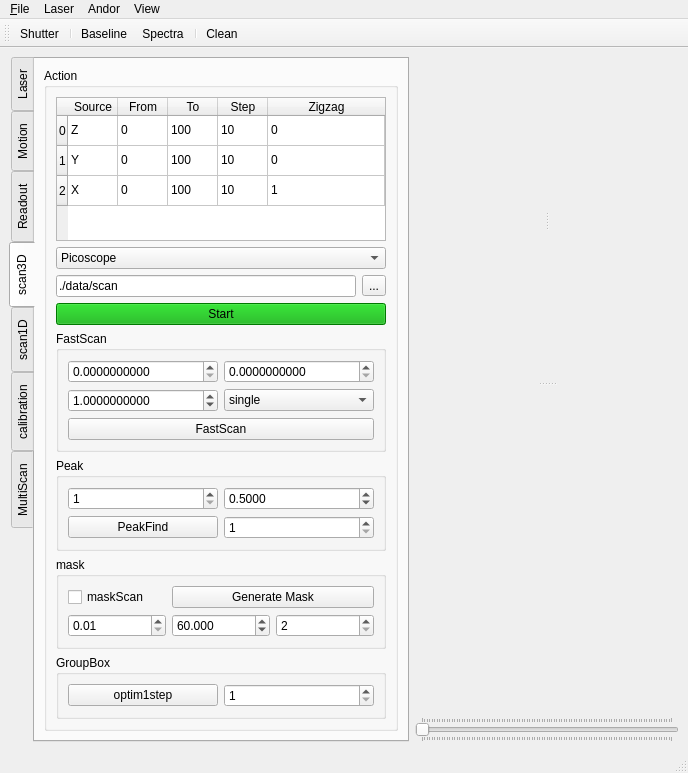
Before: the Qt Designer form microV.ui in xkronosua/microV, drawn with Qt 5.
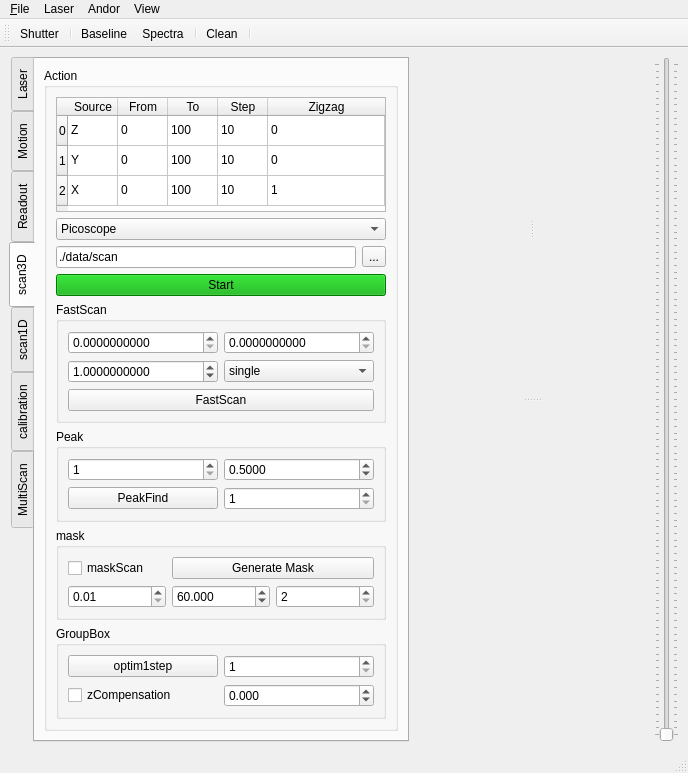
After: the same form once the commit is applied. The open tabs and pages were chosen to show the change.

The edit to the form file:
```diff
--- a/microV.ui
+++ b/microV.ui
@@ -2070,6 +2070,26 @@
                 </property>
                </widget>
               </item>
+              <item row="1" column="1">
+               <widget class="QDoubleSpinBox" name="optim1step_zCompensationShift">
+                <property name="decimals">
+                 <number>3</number>
+                </property>
+                <property name="minimum">
+                 <double>-100.000000000000000</double>
+                </property>
+                <property name="maximum">
+                 <double>100.000000000000000</double>
+                </property>
+               </widget>
+              </item>
+              <item row="1" column="0">
+               <widget class="QCheckBox" name="optim1step_zCompensation">
+                <property name="text">
+                 <string>zCompensation</string>
+                </property>
+               </widget>
+              </item>
              </layout>
             </widget>
            </item>
@@ -3359,8 +3379,6 @@
      </widget>
     </item>
     <item>
-     <layout class="QVBoxLayout" name="verticalLayout_4">
-      <item>
        <widget class="QSplitter" name="view_splitter">
         <property name="orientation">
          <enum>Qt::Vertical</enum>
@@ -3393,7 +3411,7 @@
          <number>10000</number>
         </property>
         <property name="orientation">
-         <enum>Qt::Horizontal</enum>
+       <enum>Qt::Vertical</enum>
         </property>
         <property name="tickPosition">
          <enum>QSlider::TicksBothSides</enum>
@@ -3404,8 +3422,6 @@
        </widget>
       </item>
      </layout>
-    </item>
-   </layout>
   </widget>
   <widget class="QMenuBar" name="menubar">
    <property name="geometry">
@@ -3463,6 +3479,7 @@
    <addaction name="actionSpectra"/>
    <addaction name="separator"/>
    <addaction name="actionClean"/>
+   <addaction name="separator"/>
   </widget>
   <action name="actionExit">
    <property name="text">
```
Left out of the diff: 24 changed lines with no effect on the pictures. Lines whose indentation alone changed are shown as unchanged.
